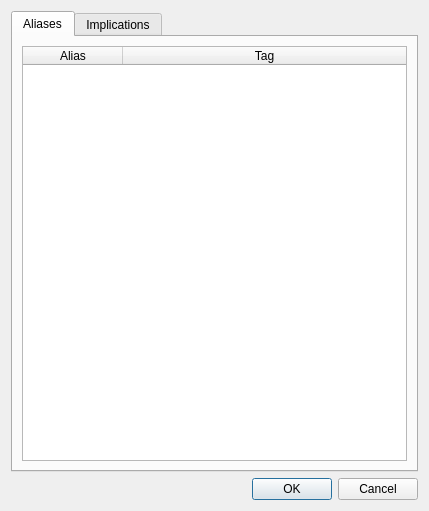
callaa/Piqs, file tagdialog.ui: the form before one commit.
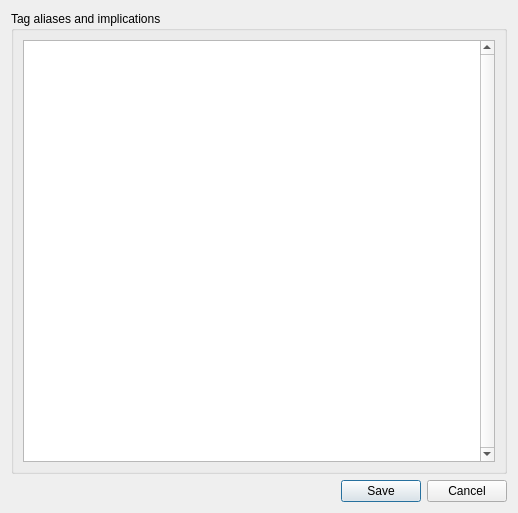
The form after the commit. The open tabs and pages were chosen to show the change.

Commit message: Tag rule dialog revamp.

What changed in the file:
```diff
--- a/tagdialog.ui
+++ b/tagdialog.ui
@@ -6,8 +6,8 @@
    <rect>
     <x>0</x>
     <y>0</y>
-    <width>429</width>
-    <height>511</height>
+    <width>518</width>
+    <height>513</height>
    </rect>
   </property>
   <property name="windowTitle">
@@ -15,73 +15,31 @@
   </property>
   <layout class="QVBoxLayout" name="verticalLayout_2">
    <item>
-    <widget class="QTabWidget" name="tabWidget">
-     <property name="currentIndex">
-      <number>1</number>
+    <widget class="QGroupBox" name="groupBox">
+     <property name="title">
+      <string>Tag aliases and implications</string>
      </property>
-     <widget class="QWidget" name="tab">
-      <attribute name="title">
-       <string>Aliases</string>
-      </attribute>
-      <layout class="QVBoxLayout" name="verticalLayout">
-       <item>
-        <widget class="QTableWidget" name="aliastable">
-         <property name="editTriggers">
-          <set>QAbstractItemView::AnyKeyPressed|QAbstractItemView::CurrentChanged|QAbstractItemView::DoubleClicked|QAbstractItemView::EditKeyPressed</set>
-         </property>
-         <attribute name="horizontalHeaderStretchLastSection">
-          <bool>true</bool>
-         </attribute>
-         <attribute name="verticalHeaderVisible">
-          <bool>false</bool>
-         </attribute>
-         <column>
-          <property name="text">
-           <string>Alias</string>
-          </property>
-         </column>
-         <column>
-          <property name="text">
-           <string>Tag</string>
-          </property>
-         </column>
-        </widget>
-       </item>
-      </layout>
-     </widget>
-     <widget class="QWidget" name="tab_2">
-      <attribute name="title">
-       <string>Implications</string>
-      </attribute>
-      <layout class="QVBoxLayout" name="verticalLayout_3">
-       <item>
-        <widget class="QTableWidget" name="ruletable">
-         <property name="editTriggers">
-          <set>QAbstractItemView::AnyKeyPressed|QAbstractItemView::CurrentChanged|QAbstractItemView::DoubleClicked|QAbstractItemView::EditKeyPressed</set>
-         </property>
-         <attribute name="horizontalHeaderStretchLastSection">
-          <bool>true</bool>
-         </attribute>
-         <column>
-          <property name="text">
-           <string>Rule</string>
-          </property>
-         </column>
-         <column>
-          <property name="text">
-           <string>Implied tags</string>
-          </property>
-         </column>
-        </widget>
-       </item>
-      </layout>
-     </widget>
+     <layout class="QVBoxLayout" name="verticalLayout">
+      <item>
+       <widget class="QPlainTextEdit" name="rulesedit">
+        <property name="font">
+         <font>
+          <family>Monospace</family>
+          <pointsize>10</pointsize>
+         </font>
+        </property>
+        <property name="verticalScrollBarPolicy">
+         <enum>Qt::ScrollBarAlwaysOn</enum>
+        </property>
+       </widget>
+      </item>
+     </layout>
     </widget>
    </item>
    <item>
     <widget class="QDialogButtonBox" name="buttonBox">
      <property name="standardButtons">
-      <set>QDialogButtonBox::Cancel|QDialogButtonBox::Ok</set>
+      <set>QDialogButtonBox::Cancel|QDialogButtonBox::Save</set>
      </property>
     </widget>
    </item>
```
Left out of the diff: 20 changed lines with no effect on the pictures. The commit also changes 25 other files.
